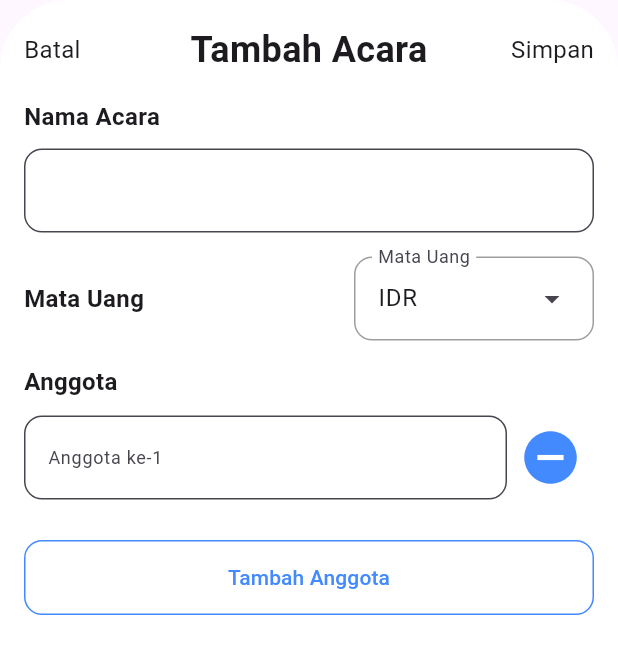
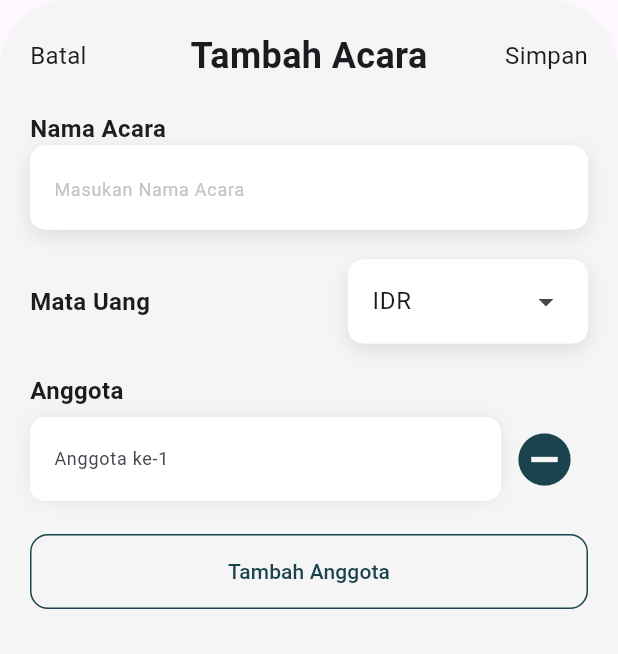
Before and after one commit to Sythaz/SiapBayar-Frontend, a Flutter app: the TambahAcaraPage widget shown alone on an empty page, opened directly, on a phone screen of 412 x 824 dp. Shown: the top 654 px of the screen. Run offline on Flutter 3.47's test engine with Material 3 defaults, Android fonts, the phone set to English and light mode, and no system bars.

Commit message:
feat: Introduce AppColors class and update TambahAcaraPage to use color constants

```diff
--- /dev/null
+++ b/lib/colors.dart
@@ -0,0 +1,12 @@
+import 'package:flutter/material.dart';
+
+class AppColors {
+  static const Color black = Color(0xff06010D);
+  static const Color white = Color(0xffFFFFFF);
+  static const Color grey = Color(0xffC4C4C4);
+
+  static const Color background = Color(0xffE2E2E2);
+  static const Color modalBackground = Color(0xffF5F5F5);
+
+  static const Color primary = Color(0xff1A434D);
+}
--- a/lib/pages/tambah_acara_page.dart
+++ b/lib/pages/tambah_acara_page.dart
@@ -1,4 +1,6 @@
 import 'package:flutter/material.dart';
+
+import '../colors.dart';
 
 class TambahAcaraPage extends StatefulWidget {
   const TambahAcaraPage({super.key});
@@ -26,11 +28,16 @@ class _TambahAcaraPageState extends State<TambahAcaraPage> {
 
   @override
   Widget build(BuildContext context) {
-    return Container(
+    return Padding(
+      padding: EdgeInsets.only(
+        bottom: MediaQuery.of(context).viewInsets.bottom,
+      ),
+      child: IntrinsicHeight(
+        child: Container(
           height: MediaQuery.of(context).size.height * 0.95,
-      padding: const EdgeInsets.symmetric(vertical: 16, horizontal: 16),
+          padding: const EdgeInsets.symmetric(vertical: 20, horizontal: 20),
           decoration: const BoxDecoration(
-        color: Colors.white,
+            color: AppColors.modalBackground,
             borderRadius: BorderRadius.only(
               topLeft: Radius.circular(46),
               topRight: Radius.circular(46),
@@ -51,7 +58,17 @@ class _TambahAcaraPageState extends State<TambahAcaraPage> {
                           left: 0,
                           child: InkWell(
                             onTap: () => Navigator.pop(context),
-                        child: Text('Batal', style: TextStyle(fontSize: 16)),
+                            child: Padding(
+                              padding: const EdgeInsets.only(
+                                top: 10,
+                                right: 15,
+                                bottom: 10,
+                              ),
+                              child: const Text(
+                                'Batal',
+                                style: TextStyle(fontSize: 16),
+                              ),
+                            ),
                           ),
                         ),
                         const Text(
@@ -65,9 +82,19 @@ class _TambahAcaraPageState extends State<TambahAcaraPage> {
                           right: 0,
                           child: InkWell(
                             onTap: () {
-                          // TODO: Implementasi fungsi simpan
+                              // TODO: Simpan
                             },
-                        child: Text('Simpan', style: TextStyle(fontSize: 16)),
+                            child: Padding(
+                              padding: const EdgeInsets.only(
+                                top: 10,
+                                left: 15,
+                                bottom: 10,
+                              ),
+                              child: const Text(
+                                'Simpan',
+                                style: TextStyle(fontSize: 16),
+                              ),
+                            ),
                           ),
                         ),
                       ],
@@ -75,25 +102,50 @@ class _TambahAcaraPageState extends State<TambahAcaraPage> {
                   ),
                 ],
               ),
-          const SizedBox(height: 16),
+              const SizedBox(height: 20),
 
               // Field Nama Acara
               const Text(
                 'Nama Acara',
                 style: TextStyle(fontSize: 16, fontWeight: FontWeight.bold),
               ),
-          const SizedBox(height: 10),
-          TextField(
+              Container(
+                decoration: BoxDecoration(
+                  color: AppColors.white,
+                  borderRadius: BorderRadius.circular(10.0),
+                  boxShadow: [
+                    BoxShadow(
+                      offset: Offset(0, 4),
+                      color: AppColors.grey.withAlpha((0.5 * 255).toInt()),
+                      blurRadius: 10.0,
+                    ),
+                  ],
+                ),
+                child: TextField(
                   decoration: InputDecoration(
+                    hintText: 'Masukan Nama Acara',
+                    hintStyle: const TextStyle(
+                      color: AppColors.grey,
+                      fontSize: 12,
+                    ),
                     border: OutlineInputBorder(
                       borderRadius: BorderRadius.circular(12),
+                      borderSide: BorderSide.none,
                     ),
                     filled: true,
-              fillColor: Colors.white,
+                    fillColor: AppColors.white,
+                    focusedBorder: OutlineInputBorder(
+                      borderRadius: BorderRadius.circular(12),
+                      borderSide: BorderSide.none,
+                    ),
+                    enabledBorder: OutlineInputBorder(
+                      borderRadius: BorderRadius.circular(12),
+                      borderSide: BorderSide.none,
                     ),
                   ),
-          const SizedBox(height: 16),
-
+                ),
+              ),
+              const SizedBox(height: 20),
               // Dropdown Mata Uang
               Row(
                 mainAxisAlignment: MainAxisAlignment.spaceBetween,
@@ -102,24 +154,27 @@ class _TambahAcaraPageState extends State<TambahAcaraPage> {
                     'Mata Uang',
                     style: TextStyle(fontSize: 16, fontWeight: FontWeight.bold),
                   ),
-              DropdownMenu<String>(
-                label: const Text('Mata Uang'),
+                  Container(
+                    decoration: BoxDecoration(
+                      color: AppColors.white,
+                      borderRadius: new BorderRadius.circular(10.0),
+                      boxShadow: [
+                        BoxShadow(
+                          offset: Offset(0, 4),
+                          color: AppColors.grey.withOpacity(0.5),
+                          blurRadius: 10.0,
+                        ),
+                      ],
+                    ),
+                    child: DropdownMenu<String>(
                       width: 160,
                       inputDecorationTheme: InputDecorationTheme(
                         border: OutlineInputBorder(
                           borderRadius: BorderRadius.circular(12),
                           borderSide: BorderSide.none,
                         ),
-                  enabledBorder: OutlineInputBorder(
-                    borderRadius: BorderRadius.circular(12),
-                    borderSide: const BorderSide(color: Colors.grey),
-                  ),
-                  focusedBorder: OutlineInputBorder(
-                    borderRadius: BorderRadius.circular(12),
-                    borderSide: const BorderSide(color: Colors.blue, width: 2),
-                  ),
                         filled: true,
-                  fillColor: Colors.white,
+                        fillColor: AppColors.white,
                       ),
                       trailingIcon: const Icon(Icons.arrow_drop_down),
                       onSelected: (value) {
@@ -127,9 +182,13 @@ class _TambahAcaraPageState extends State<TambahAcaraPage> {
                       },
                       initialSelection: 'rupiah',
                       menuStyle: MenuStyle(
-                  backgroundColor: WidgetStatePropertyAll(Colors.white),
-                  elevation: WidgetStatePropertyAll(8),
-                  fixedSize: WidgetStatePropertyAll(Size(160, 65)),
+                        padding: WidgetStatePropertyAll(EdgeInsets.zero),
+                        backgroundColor: WidgetStatePropertyAll(
+                          AppColors.white,
+                        ),
+                        fixedSize: WidgetStatePropertyAll(
+                          Size(160, double.infinity),
+                        ),
                         shape: WidgetStatePropertyAll(
                           RoundedRectangleBorder(
                             borderRadius: BorderRadius.circular(12),
@@ -149,17 +208,15 @@ class _TambahAcaraPageState extends State<TambahAcaraPage> {
                         ),
                       ],
                     ),
+                  ),
                 ],
               ),
-          const SizedBox(height: 16),
-
+              const SizedBox(height: 20),
               // Section Anggota
               const Text(
                 "Anggota",
                 style: TextStyle(fontSize: 16, fontWeight: FontWeight.bold),
               ),
-          const SizedBox(height: 10),
-
               // Daftar TextField Anggota + Tombol Tambah
               Expanded(
                 child: SingleChildScrollView(
@@ -168,10 +225,23 @@ class _TambahAcaraPageState extends State<TambahAcaraPage> {
                     children: [
                       for (int i = 0; i < controllers.length; i++)
                         Padding(
-                      padding: const EdgeInsets.only(bottom: 10),
+                          padding: const EdgeInsets.only(bottom: 5, top: 5),
                           child: Row(
                             children: [
                               Expanded(
+                                child: Container(
+                                  decoration: BoxDecoration(
+                                    color: AppColors.white,
+                                    borderRadius: BorderRadius.circular(10.0),
+                                    boxShadow: [
+                                      BoxShadow(
+                                        color: AppColors.grey.withAlpha(
+                                          (0.3 * 255).toInt(),
+                                        ),
+                                        blurRadius: 10.0,
+                                      ),
+                                    ],
+                                  ),
                                   child: TextField(
                                     controller: controllers[i],
                                     decoration: InputDecoration(
@@ -179,16 +249,18 @@ class _TambahAcaraPageState extends State<TambahAcaraPage> {
                                       labelText: "Anggota ke-${i + 1}",
                                       border: OutlineInputBorder(
                                         borderRadius: BorderRadius.circular(12),
+                                        borderSide: BorderSide.none,
                                       ),
                                       filled: true,
-                                fillColor: Colors.white,
+                                      fillColor: AppColors.white,
+                                    ),
                                   ),
                                 ),
                               ),
                               IconButton(
                                 icon: const Icon(
                                   Icons.remove_circle,
-                              color: Colors.blueAccent,
+                                  color: AppColors.primary,
                                   size: 42,
                                 ),
                                 onPressed: () {
@@ -209,20 +281,23 @@ class _TambahAcaraPageState extends State<TambahAcaraPage> {
                           shape: RoundedRectangleBorder(
                             borderRadius: BorderRadius.circular(12),
                           ),
-                      side: const BorderSide(color: Colors.blueAccent),
+                          side: const BorderSide(color: AppColors.primary),
                         ),
                         onPressed: addTextField,
                         child: const Text(
                           "Tambah Anggota",
-                      style: TextStyle(color: Colors.blueAccent),
+                          style: TextStyle(color: AppColors.primary),
                         ),
                       ),
                     ],
                   ),
                 ),
               ),
+              // Safe area
               SizedBox(height: 16),
             ],
+          ),
+        ),
       ),
     );
   }
```
Lines whose indentation alone changed are shown as unchanged.
